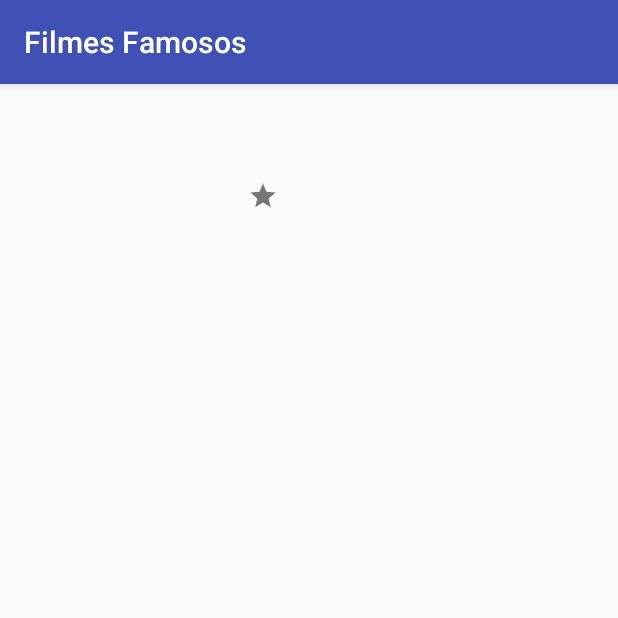
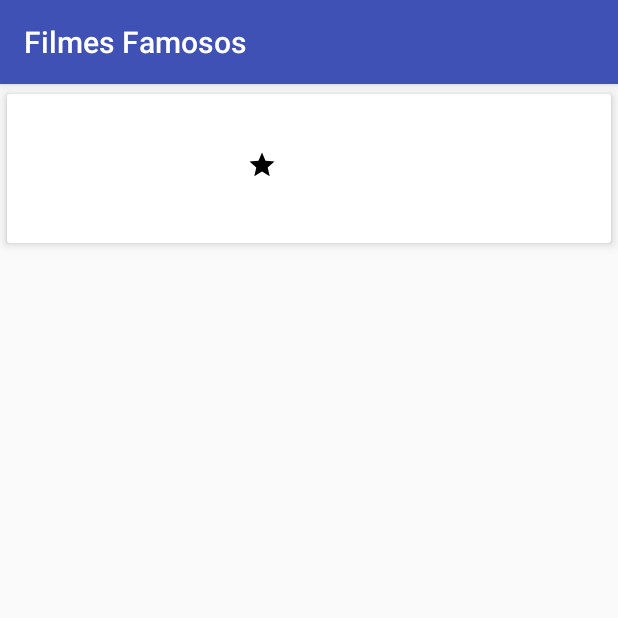
Before and after one commit to guino000/filmesfamosos, an Android app: the MovieDetailActivity screen opened directly, with no data from a screen before it, on a phone screen of 412 x 824 dp, the top half of it. Run offline under Robolectric (Android 15) with nearby library versions, the phone set to English and light mode, and no system bars; our stand-ins replace Picasso; pictures from the network do not load.

Commit message:
Major changes to UI

```diff
--- a/app/build.gradle
+++ b/app/build.gradle
@@ -27,6 +27,7 @@ dependencies {
     androidTestImplementation 'com.android.support.test.espresso:espresso-core:3.0.1'
     compile 'com.squareup.picasso:picasso:2.5.2'
     compile 'com.android.support:recyclerview-v7:27.0.2'
+    compile 'com.android.support:cardview-v7:27.0.2'
 }
 
 repositories {
--- a/app/src/main/res/layout/activity_movie_detail.xml
+++ b/app/src/main/res/layout/activity_movie_detail.xml
@@ -1,49 +1,56 @@
 <?xml version="1.0" encoding="utf-8"?>
-<RelativeLayout xmlns:android="http://schemas.android.com/apk/res/android"
-    android:orientation="vertical" android:layout_width="match_parent"
+<android.support.v7.widget.CardView xmlns:android="http://schemas.android.com/apk/res/android"
+    xmlns:card_view="http://schemas.android.com/apk/res-auto"
+    android:id="@+id/cv_movie_detail"
+    android:layout_height="wrap_content"
+    android:layout_width="match_parent"
+    card_view:cardUseCompatPadding="true"
+    card_view:cardElevation="4dp">
+
+    <RelativeLayout
+        android:layout_width="match_parent"
         android:layout_height="match_parent"
-    android:padding="15dp">
+        android:padding="10dp">
         <ImageView
             android:id="@+id/iv_moviepicture"
             android:layout_width="150dp"
             android:layout_height="wrap_content"
             android:adjustViewBounds="true"
             android:scaleType="fitCenter"
-        android:paddingRight="5dp"
+            android:paddingRight="10dp"
             android:contentDescription="@string/cd_movieMiniature"/>
 
         <TextView
             android:id="@+id/tv_movietitle"
             android:layout_width="wrap_content"
             android:layout_height="wrap_content"
-        android:textSize="20sp"
-        android:layout_toRightOf="@id/iv_moviepicture"/>
-
-    <TextView
-        android:id="@+id/tv_movie_releasedate"
-        android:layout_width="wrap_content"
-        android:layout_height="wrap_content"
-        android:textSize="16sp"
-        android:layout_below="@id/tv_movietitle"
+            android:textAppearance="@style/Base.TextAppearance.AppCompat.Title"
             android:layout_toRightOf="@id/iv_moviepicture"/>
 
         <TextView
             android:id="@+id/tv_movierating"
             android:layout_width="wrap_content"
             android:layout_height="wrap_content"
-        android:layout_below="@id/tv_movie_releasedate"
+            android:layout_below="@id/tv_movietitle"
             android:layout_toRightOf="@id/iv_moviepicture"
-        android:textSize="16sp"
-        android:textStyle="bold"/>
+            android:textAppearance="@style/TextAppearance.AppCompat.Headline"/>
 
         <ImageView
             android:id="@+id/img_rating_star"
             android:layout_width="20dp"
             android:layout_height="20dp"
-        android:layout_below="@id/tv_movie_releasedate"
+            android:layout_below="@id/tv_movietitle"
             android:layout_toRightOf="@id/tv_movierating"
-        android:src="@drawable/ic_star_black_24dp"
-        android:tint="@color/gray" />
+            android:layout_centerVertical="true"
+            android:src="@drawable/ic_star_black_24dp" />
+
+        <TextView
+            android:id="@+id/tv_movie_releasedate"
+            android:layout_width="wrap_content"
+            android:layout_height="wrap_content"
+            android:textAppearance="@style/TextAppearance.AppCompat.Body2"
+            android:layout_below="@id/tv_movierating"
+            android:layout_toRightOf="@id/iv_moviepicture"/>
 
         <TextView
             android:id="@+id/tv_original_title"
@@ -51,13 +58,14 @@
             android:layout_height="wrap_content"
             android:layout_below="@id/iv_moviepicture"
             android:paddingTop="15dp"
-        android:textSize="14sp"/>
+            android:textAppearance="@style/TextAppearance.AppCompat.Body2"/>
 
         <TextView
             android:id="@+id/tv_moviesdescription"
             android:layout_width="wrap_content"
             android:layout_height="wrap_content"
             android:layout_below="@id/tv_original_title"
-        android:textSize="14sp"/>
+            android:textAppearance="@style/TextAppearance.AppCompat.Body1"/>
 
     </RelativeLayout>
+</android.support.v7.widget.CardView>
```
Also changed, not shown: app/src/main/res/layout/main_movie_miniature.xml (+23 -13 lines). Lines whose indentation alone changed are shown as unchanged.
